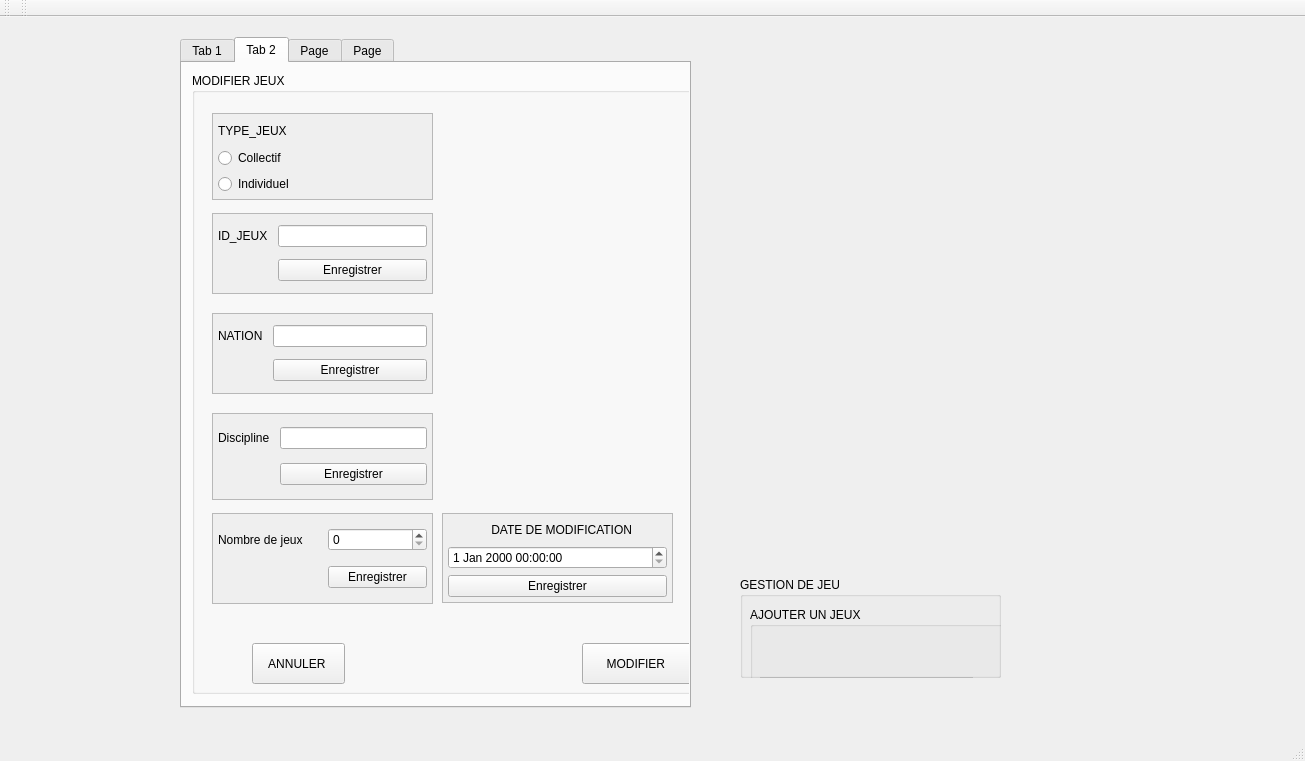
This is mainwindow.ui in nassim44/olymic_games_2A21 as Qt 5 draws it before an edit. The edited form follows.
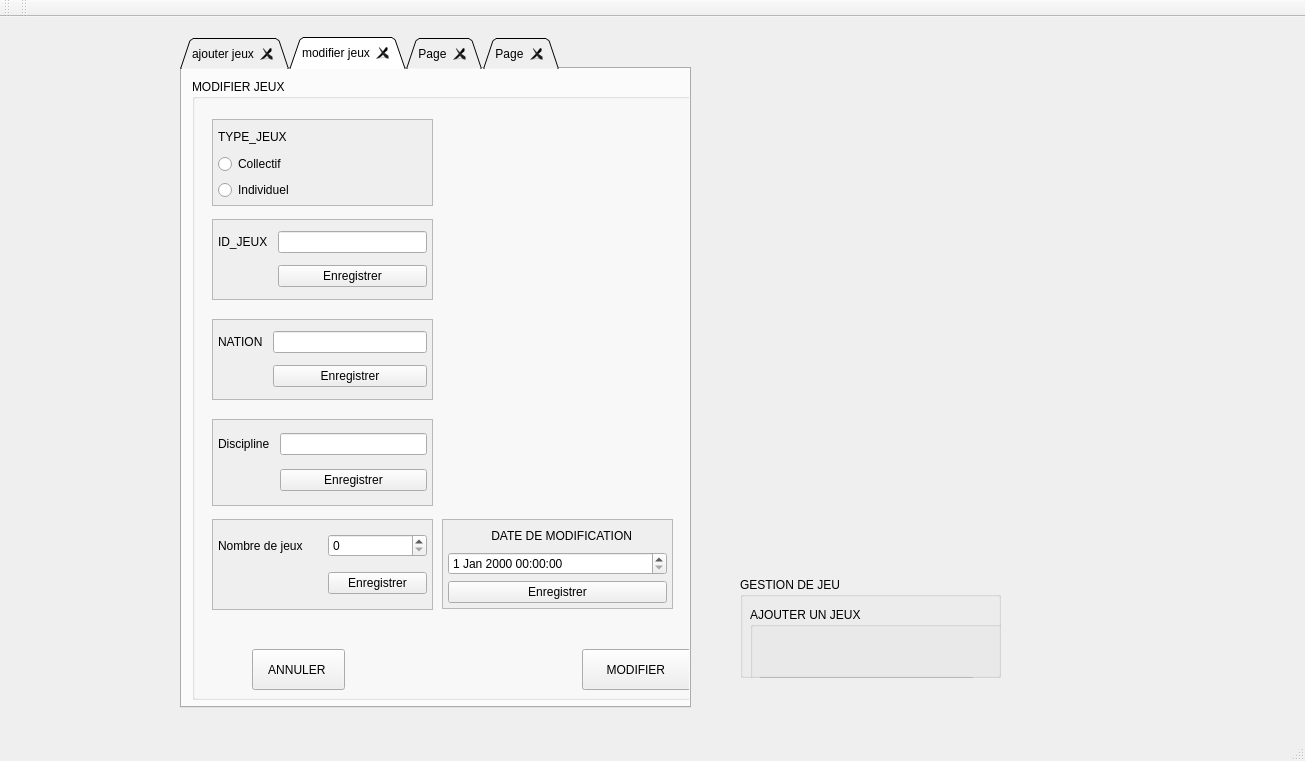
This is the edited form. The open tabs and pages were chosen to show the change. Icons and pictures are not drawn.

```diff
--- a/mainwindow.ui
+++ b/mainwindow.ui
@@ -1505,12 +1505,18 @@
       <height>671</height>
      </rect>
     </property>
+    <property name="tabShape">
+     <enum>QTabWidget::Triangular</enum>
+    </property>
     <property name="currentIndex">
-     <number>3</number>
+     <number>1</number>
+    </property>
+    <property name="tabsClosable">
+     <bool>true</bool>
     </property>
     <widget class="QWidget" name="tab">
      <attribute name="title">
-      <string>Tab 1</string>
+      <string>ajouter jeux</string>
      </attribute>
      <widget class="QGroupBox" name="groupBox_7">
       <property name="geometry">
@@ -1974,7 +1980,7 @@
     </widget>
     <widget class="QWidget" name="tab_2">
      <attribute name="title">
-      <string>Tab 2</string>
+      <string>modifier jeux</string>
      </attribute>
      <widget class="QGroupBox" name="groupBox_9">
       <property name="geometry">
```
Left out of the diff: 3 changed lines with no effect on the pictures.
